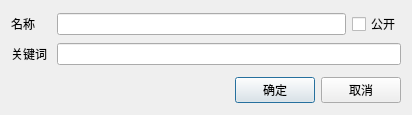
Before: the Qt Designer form UiThread/Movie/MovieIpNewDialog.ui in cqwlxxl/cherryme, drawn with Qt 5.
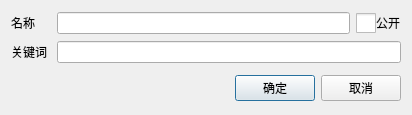
After: the same form once the commit is applied. Icons and pictures are not drawn.

The edit to the form file:
```diff
--- a/UiThread/Movie/MovieIpNewDialog.ui
+++ b/UiThread/Movie/MovieIpNewDialog.ui
@@ -34,6 +34,29 @@
      </item>
      <item>
       <widget class="QCheckBox" name="checkBox_Display">
+       <property name="styleSheet">
+        <string notr="true">QCheckBox
+{
+  spacing: 0px;
+}
+QCheckBox::indicator
+{
+  width: 20px;
+  height: 20px;
+}
+QCheckBox::indicator:checked:enabled
+{
+  image:url(:/File/img/box_check_enable.png);
+}
+QCheckBox::indicator:unchecked:enabled
+{
+  image:url(:/File/img/box_uncheck_enable.png);
+}
+QCheckBox::indicator:unchecked:disabled
+{
+  image:url(:/File/img/box_uncheck_disable.png);
+}</string>
+       </property>
        <property name="text">
         <string>公开</string>
        </property>
```
